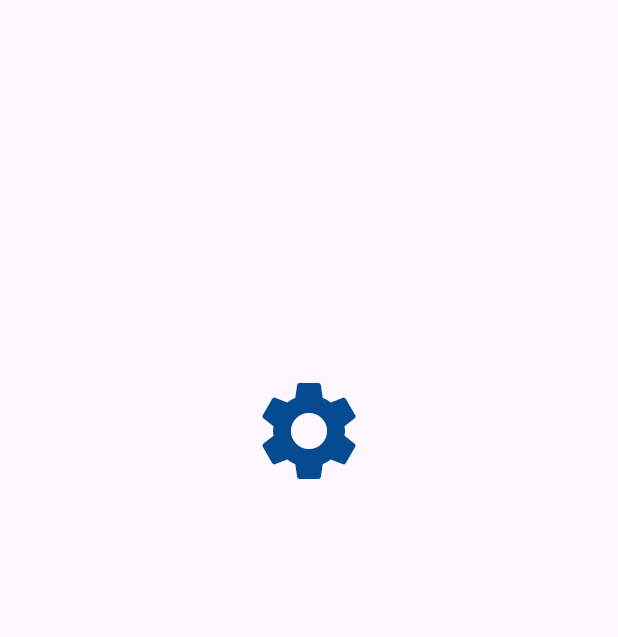
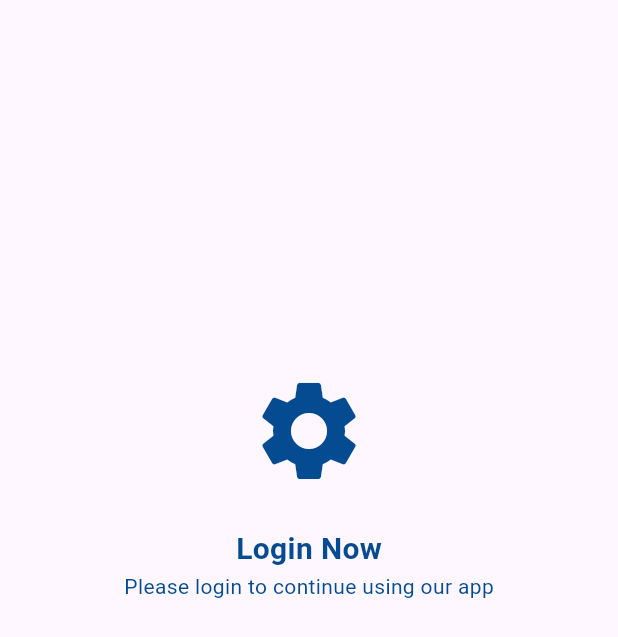
Before and after one commit to Aljoboyer/tiles_shop_management, a Flutter app: the screen it shows after launch, on a phone screen of 412 x 824 dp. Shown: the top 637 px of the screen. Run offline on Flutter 3.47's test engine with Material 3 defaults, Android fonts, the phone set to English and light mode, and no system bars.

Commit message:
login screen created

```diff
--- a/lib/screens/auth/login_screen.dart
+++ b/lib/screens/auth/login_screen.dart
@@ -19,7 +19,23 @@ class _LoginScreenState extends State<LoginScreen> {
           padding: EdgeInsets.only(top: screenHeight * 0.30, left: screenWidth * 0.05, right: screenWidth * 0.05),
           child: Column(
             children: [
-                Icon(Icons.settings, size: 80,  color: Color(0xFF044B91))
+                Icon(Icons.settings, size: 80,  color: Color(0xFF044B91)),
+                SizedBox(
+                  child: Column(
+                    children: [
+                      SizedBox(height: screenHeight * 0.03,),
+                      Text('Login Now', style: TextStyle(
+                        color:Color(0xFF044B91),
+                        fontSize: 20,
+                        fontWeight: FontWeight.bold,
+                      ),),
+                      Text('Please login to continue using our app',  style: TextStyle(
+                        color:Color(0xFF044B91),
+
+                      ),)
+                    ],
+                  ),
+                )
             ],
           ),
         ),
```
